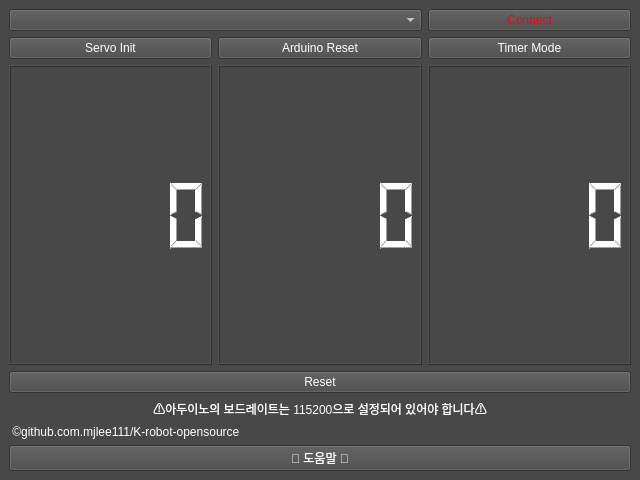
This is Timer/ui/mainwindow.ui in mjlee111/K-robot-opensource as Qt 5 draws it before an edit. The edited form follows.
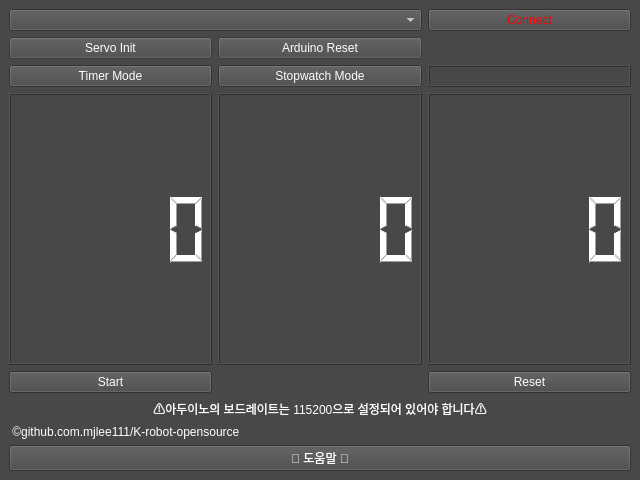
This is the edited form.

Commit message: feat: timer/stopwatch function fin

```diff
--- a/Timer/ui/mainwindow.ui
+++ b/Timer/ui/mainwindow.ui
@@ -19,52 +19,23 @@
   </property>
   <widget class="QWidget" name="centralwidget">
    <layout class="QGridLayout" name="gridLayout">
-    <item row="2" column="1">
+    <item row="3" column="1">
      <widget class="QLCDNumber" name="secLCD"/>
     </item>
-    <item row="5" column="0" colspan="3">
-     <widget class="QPushButton" name="resetBtn">
-      <property name="text">
-       <string>Reset</string>
-      </property>
-     </widget>
-    </item>
-    <item row="1" column="2">
-     <widget class="QPushButton" name="timerSetBtn">
-      <property name="text">
-       <string>Timer Mode</string>
-      </property>
-     </widget>
-    </item>
-    <item row="2" column="2">
-     <widget class="QLCDNumber" name="nsecLCD"/>
+    <item row="3" column="2">
+     <widget class="QLCDNumber" name="msecLCD"/>
     </item>
     <item row="1" column="0">
      <widget class="QPushButton" name="servoInitBtn">
+      <property name="enabled">
+       <bool>false</bool>
+      </property>
       <property name="text">
        <string>Servo Init</string>
       </property>
      </widget>
     </item>
-    <item row="1" column="1">
-     <widget class="QPushButton" name="deviceResetBtn">
-      <property name="text">
-       <string>Arduino Reset</string>
-      </property>
-     </widget>
-    </item>
-    <item row="0" column="2">
-     <widget class="QPushButton" name="connectBtn">
-      <property name="styleSheet">
-       <string notr="true">color: rgb(255, 0, 0)
-</string>
-      </property>
-      <property name="text">
-       <string>Connect</string>
-      </property>
-     </widget>
-    </item>
-    <item row="7" column="0" colspan="3">
+    <item row="8" column="0" colspan="3">
      <widget class="QLabel" name="logoLabel">
       <property name="sizePolicy">
        <sizepolicy hsizetype="Preferred" vsizetype="Fixed">
@@ -77,10 +48,21 @@
       </property>
      </widget>
     </item>
-    <item row="2" column="0">
-     <widget class="QLCDNumber" name="minLCD"/>
+    <item row="9" column="0" colspan="3">
+     <widget class="QPushButton" name="helpBtn">
+      <property name="text">
+       <string>📖 도움말 📖</string>
+      </property>
+     </widget>
     </item>
-    <item row="6" column="0" colspan="3">
+    <item row="4" column="0">
+     <widget class="QPushButton" name="startBtn">
+      <property name="text">
+       <string>Start</string>
+      </property>
+     </widget>
+    </item>
+    <item row="7" column="0" colspan="3">
      <widget class="QLabel" name="warnLabel">
       <property name="sizePolicy">
        <sizepolicy hsizetype="Preferred" vsizetype="Fixed">
@@ -108,6 +90,16 @@
       </property>
      </widget>
     </item>
+    <item row="1" column="1">
+     <widget class="QPushButton" name="deviceResetBtn">
+      <property name="enabled">
+       <bool>false</bool>
+      </property>
+      <property name="text">
+       <string>Arduino Reset</string>
+      </property>
+     </widget>
+    </item>
     <item row="0" column="0" colspan="2">
      <widget class="QComboBox" name="deviceList">
       <property name="sizePolicy">
@@ -118,10 +110,54 @@
       </property>
      </widget>
     </item>
-    <item row="8" column="0" colspan="3">
-     <widget class="QPushButton" name="helpBtn">
+    <item row="0" column="2">
+     <widget class="QPushButton" name="connectBtn">
+      <property name="styleSheet">
+       <string notr="true">color: rgb(255, 0, 0)
+</string>
+      </property>
       <property name="text">
-       <string>📖 도움말 📖</string>
+       <string>Connect</string>
+      </property>
+     </widget>
+    </item>
+    <item row="3" column="0">
+     <widget class="QLCDNumber" name="minLCD"/>
+    </item>
+    <item row="4" column="2">
+     <widget class="QPushButton" name="resetBtn">
+      <property name="text">
+       <string>Reset</string>
+      </property>
+     </widget>
+    </item>
+    <item row="2" column="0">
+     <widget class="QPushButton" name="timerSetBtn">
+      <property name="text">
+       <string>Timer Mode</string>
+      </property>
+     </widget>
+    </item>
+    <item row="2" column="1">
+     <widget class="QPushButton" name="stopwatchBtn">
+      <property name="text">
+       <string>Stopwatch Mode</string>
+      </property>
+     </widget>
+    </item>
+    <item row="2" column="2">
+     <widget class="QLabel" name="modeLabel">
+      <property name="frameShape">
+       <enum>QFrame::Box</enum>
+      </property>
+      <property name="frameShadow">
+       <enum>QFrame::Raised</enum>
+      </property>
+      <property name="text">
+       <string/>
+      </property>
+      <property name="alignment">
+       <set>Qt::AlignCenter</set>
       </property>
      </widget>
     </item>
```
The commit also changes 2 other files.
